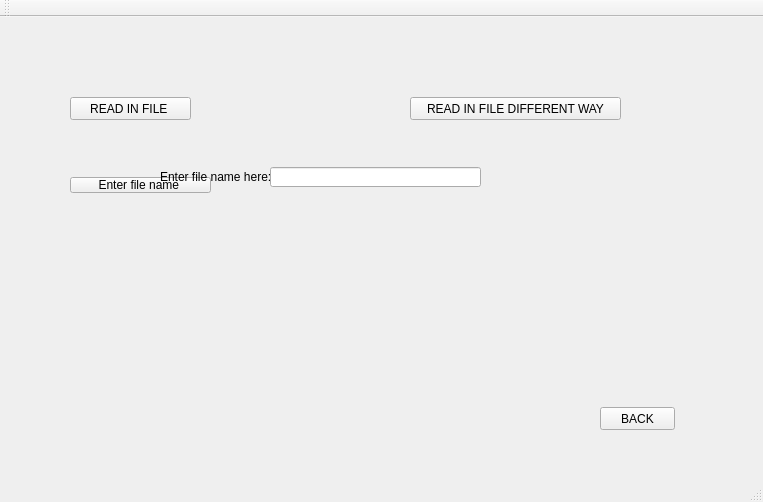
TheSoullessOne/Group-Project-1, file Forms/mainwindow.ui: the form before one commit.
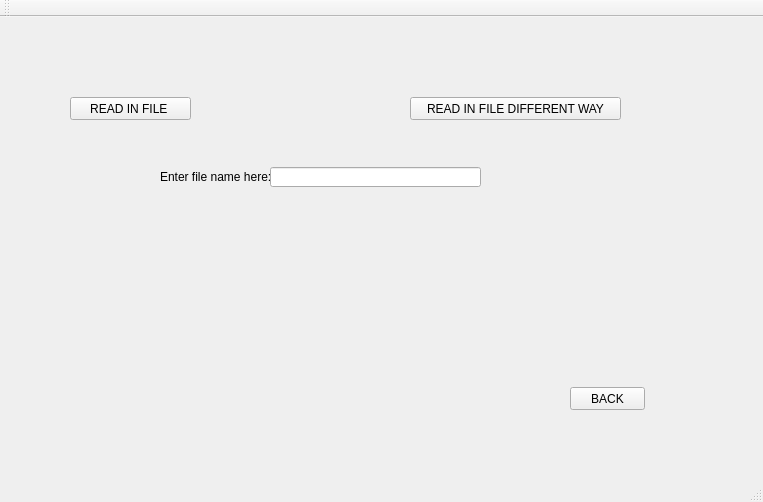
The form after the commit. The open tabs and pages were chosen to show the change.

Commit message: uncmmmenting int main

The edit to the form file:
```diff
--- a/Forms/mainwindow.ui
+++ b/Forms/mainwindow.ui
@@ -261,8 +261,8 @@
      <widget class="QPushButton" name="backButton_readfile">
       <property name="geometry">
        <rect>
-        <x>560</x>
-        <y>380</y>
+        <x>530</x>
+        <y>360</y>
         <width>75</width>
         <height>23</height>
        </rect>
@@ -271,19 +271,6 @@
        <string>BACK</string>
       </property>
      </widget>
-     <widget class="QPushButton" name="backButton_readfile">
-      <property name="geometry">
-       <rect>
-        <x>30</x>
-        <y>150</y>
-        <width>141</width>
-        <height>16</height>
-       </rect>
-      </property>
-      <property name="text">
-       <string>Enter file name </string>
-      </property>
-     </widget>
      <widget class="QPushButton" name="readInButton2">
       <property name="geometry">
        <rect>
```
Left out of the diff: 4 changed lines with no effect on the pictures. The commit also changes 1 other file.
